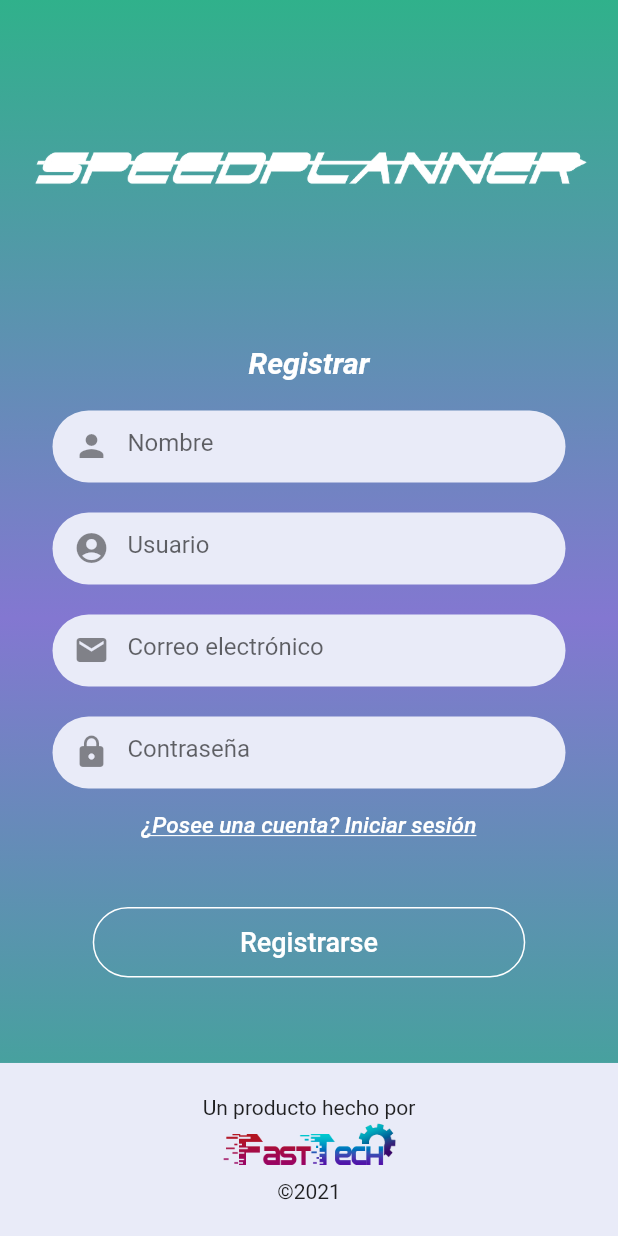
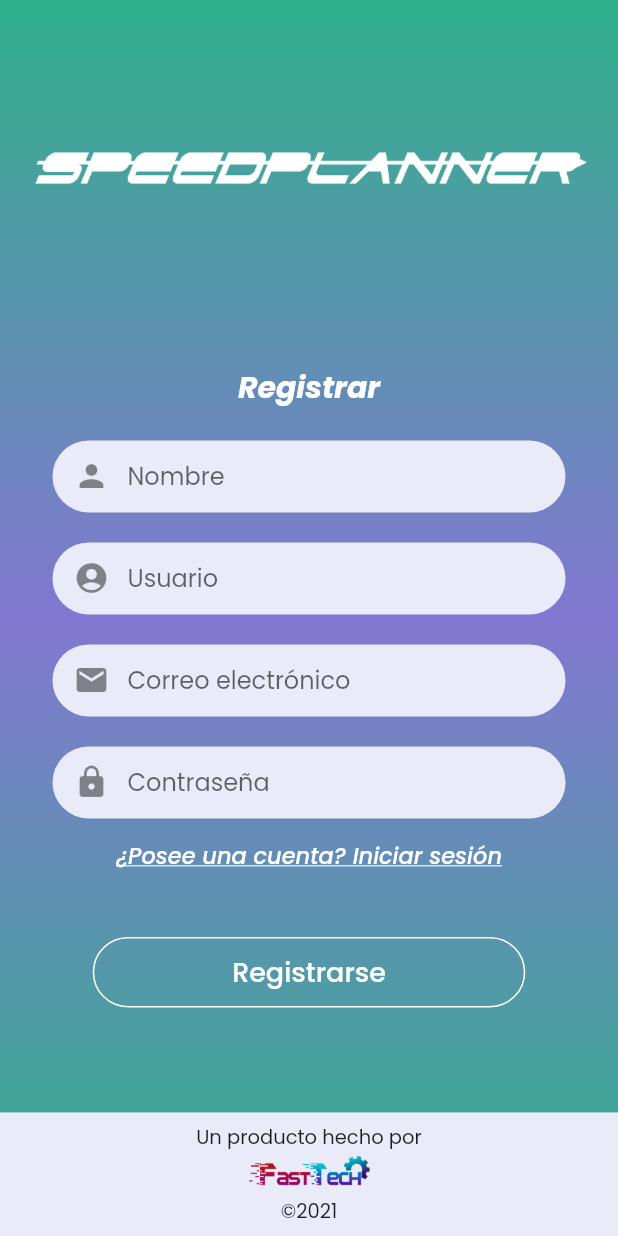
Before and after one commit to GinoQuispe21/Speedplanner-Mobile-App, a Flutter app: the screen it shows after launch, after a tap on "¿No posee cuenta?, Regístrese", on a phone screen of 412 x 824 dp. Run offline on Flutter 3.47's test engine with Material 2 defaults, Android fonts, the phone set to English and light mode, and no system bars; our stand-ins replace fluttertoast; network calls fail.

Commit message:
Little changes in first screens :lipstick:

```diff
--- a/lib/main.dart
+++ b/lib/main.dart
@@ -7,6 +7,7 @@
 
 void main() {
   runApp(MaterialApp(
+    theme: ThemeData(fontFamily: 'Poppins'),
     initialRoute: '/firstScreen',
     routes: {
       '/': (context) => Home(),
--- a/lib/pages/courses.dart
+++ b/lib/pages/courses.dart
@@ -1,5 +1,4 @@
 import 'package:flutter/material.dart';
-import 'package:speedplanner/pages/addCourse.dart';
 
 class Courses extends StatefulWidget {
   @override
@@ -24,7 +23,16 @@
         ),*/
         body: Container(
       decoration: BoxDecoration(color: Color(0xffE9EBF8)),
-      child: Text('No hay cursos'),
+      child: Center(
+        child: Text(
+          'Todavía no se han creado Cursos',
+          style: TextStyle(
+              color: Color(0xff9C9DA6),
+              fontSize: 16,
+              fontWeight: FontWeight.bold,
+              fontStyle: FontStyle.italic),
+        ),
+      ),
     ));
   }
 }
--- a/lib/pages/firstScreen.dart
+++ b/lib/pages/firstScreen.dart
@@ -20,7 +20,10 @@
   @override
   Widget build(BuildContext context) {
     Size size = MediaQuery.of(context).size;
-    return Scaffold(
+    return MaterialApp(
+      theme: ThemeData(fontFamily: 'Poppins'),
+      debugShowCheckedModeBanner: false,
+      home: Scaffold(
           body: Container(
               decoration: BoxDecoration(
                   gradient: LinearGradient(
@@ -42,14 +45,17 @@
                       top: (size.height / 2) + 25,
                       child: RichText(
                           text: TextSpan(
-                      text: 'No sólo organices tu rutina.',
-                      style: TextStyle(color: Colors.white, fontSize: 17),
+                        text: 'No sólo organices tu rutina. ',
+                        style: TextStyle(
+                            color: Colors.white,
+                            fontSize: 17,
+                            fontFamily: 'Poppins'),
                         children: const <TextSpan>[
                           TextSpan(
                               text: 'Optimízala',
                               style: TextStyle(
                                   decoration: TextDecoration.underline,
-                            ))
+                                  fontFamily: 'Poppins'))
                         ],
                       )),
                     ),
@@ -60,24 +66,25 @@
                             children: <Widget>[
                               Text(
                                 'Un producto hecho por',
-                              style:
-                                  TextStyle(color: Colors.white, fontSize: 17),
+                                style: TextStyle(
+                                    color: Colors.white, fontSize: 17),
                               ),
                               Image(
-                                image:
-                                    AssetImage('assets/fasttech_logo_dark.png'),
+                                  image: AssetImage(
+                                      'assets/fasttech_logo_dark.png'),
                                   width: 150,
                                   height: 40),
                               Text(
                                 '©2021',
-                              style:
-                                  TextStyle(color: Colors.white, fontSize: 17),
+                                style: TextStyle(
+                                    color: Colors.white, fontSize: 17),
                               )
                             ],
                           ),
                         ))
                   ],
                 ),
-            )));
+              ))),
+    );
   }
 }
--- a/lib/pages/home.dart
+++ b/lib/pages/home.dart
@@ -112,21 +112,12 @@
           iconSize: 20,
           items: [
             BottomNavigationBarItem(
-                icon: Icon(Icons.my_library_books_outlined),
-                title: Text('Courses'),
-                backgroundColor: Colors.blue),
+                icon: Icon(Icons.my_library_books_outlined), label: 'Cursos'),
             BottomNavigationBarItem(
-                icon: Icon(Icons.create_outlined),
-                title: Text('Task'),
-                backgroundColor: Colors.blue),
+                icon: Icon(Icons.create_outlined), label: 'Tareas'),
             BottomNavigationBarItem(
-                icon: Icon(Icons.home_outlined),
-                title: Text('Groups'),
-                backgroundColor: Colors.blue),
-            BottomNavigationBarItem(
-                icon: Icon(Icons.person),
-                title: Text('Profile'),
-                backgroundColor: Colors.blue),
+                icon: Icon(Icons.home_outlined), label: 'Grupos'),
+            BottomNavigationBarItem(icon: Icon(Icons.person), label: 'Perfil'),
           ],
           onTap: (index) {
             setState(() {
--- a/lib/pages/signIn.dart
+++ b/lib/pages/signIn.dart
@@ -2,6 +2,7 @@
 import 'package:speedplanner/Services/Login.dart';
 import 'package:speedplanner/utils/colors.dart';
 import 'package:speedplanner/pages/home.dart';
+import 'package:speedplanner/utils/footer.dart';
 import 'package:speedplanner/utils/textInput.dart';
 import 'package:fluttertoast/fluttertoast.dart';
 
@@ -144,21 +145,7 @@
                 ),
               ),
             ),
-            Container(
-              color: backgroundColor,
-              height: MediaQuery.of(context).size.height * 0.14,
-              width: MediaQuery.of(context).size.width,
-              child: Column(
-                  mainAxisAlignment: MainAxisAlignment.center,
-                  children: <Widget>[
-                    Text('Un producto hecho por'),
-                    Image(
-                        image: AssetImage('assets/fasttech_logo.png'),
-                        width: 150,
-                        height: 40),
-                    Text('©2021')
-                  ]),
-            ),
+            footer(context: context)
           ],
         ),
       ),
--- a/lib/pages/signUp.dart
+++ b/lib/pages/signUp.dart
@@ -1,11 +1,10 @@
-import 'dart:io';
-
 import 'package:flutter/material.dart';
 import 'package:speedplanner/Services/Register.dart';
 import 'package:speedplanner/pages/home.dart';
 import 'package:speedplanner/utils/colors.dart';
 import 'package:speedplanner/utils/textInput.dart';
 import 'package:fluttertoast/fluttertoast.dart';
+import 'package:speedplanner/utils/footer.dart';
 import 'package:http/http.dart' as http;
 
 class SignUp extends StatefulWidget {
@@ -144,21 +143,7 @@
                 ),
               ),
             ),
-            Container(
-              color: backgroundColor,
-              height: MediaQuery.of(context).size.height * 0.14,
-              width: MediaQuery.of(context).size.width,
-              child: Column(
-                  mainAxisAlignment: MainAxisAlignment.center,
-                  children: <Widget>[
-                    Text('Un producto hecho por'),
-                    Image(
-                        image: AssetImage('assets/fasttech_logo.png'),
-                        width: 150,
-                        height: 40),
-                    Text('©2021')
-                  ]),
-            ),
+            footer(context: context)
           ],
         ),
       ),
--- /dev/null
+++ b/lib/utils/footer.dart
@@ -0,0 +1,25 @@
+import 'package:flutter/cupertino.dart';
+import 'package:speedplanner/utils/colors.dart';
+
+Widget footer({context}) {
+  return Container(
+    color: backgroundColor,
+    height: MediaQuery.of(context).size.height * 0.10,
+    width: MediaQuery.of(context).size.width,
+    child:
+        Column(mainAxisAlignment: MainAxisAlignment.center, children: <Widget>[
+      Text(
+        'Un producto hecho por',
+        style: TextStyle(fontSize: 13),
+      ),
+      Image(
+          image: AssetImage('assets/fasttech_logo.png'),
+          width: 100,
+          height: 30),
+      Text(
+        '©2021',
+        style: TextStyle(fontSize: 13),
+      )
+    ]),
+  );
+}
```
Lines whose indentation alone changed are shown as unchanged.
